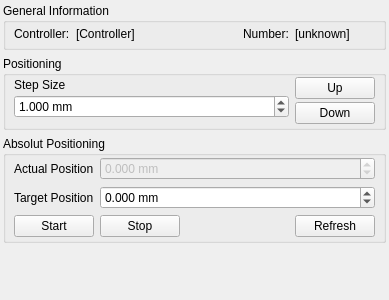
Above: FirgelliLAC/dockWidgetFirgelliLAC.ui from itom-project/plugins before the change. Below: the same form after it.
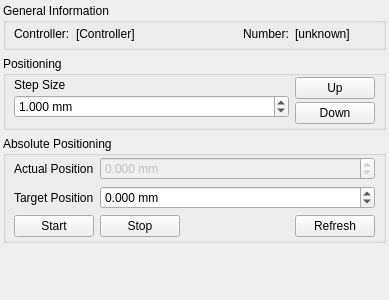
That is the form after the change.

What changed in the file:
```diff
--- a/FirgelliLAC/dockWidgetFirgelliLAC.ui
+++ b/FirgelliLAC/dockWidgetFirgelliLAC.ui
@@ -227,7 +227,7 @@
       <bool>true</bool>
      </property>
      <property name="title">
-      <string>Absolut Positioning</string>
+      <string>Absolute Positioning</string>
      </property>
      <layout class="QVBoxLayout" name="verticalLayout_2">
       <property name="leftMargin">
```
